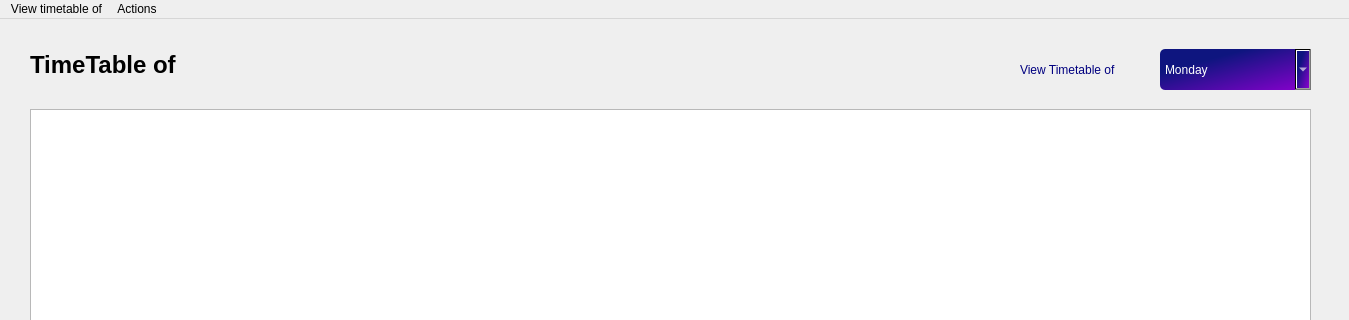
Before: the Qt Designer form timetable.ui in sarfarazunarr/school-management-software, drawn with Qt 5; both pictures show x 0 to 1349 and y 0 to 320 of the 1349 by 641 pixel window.
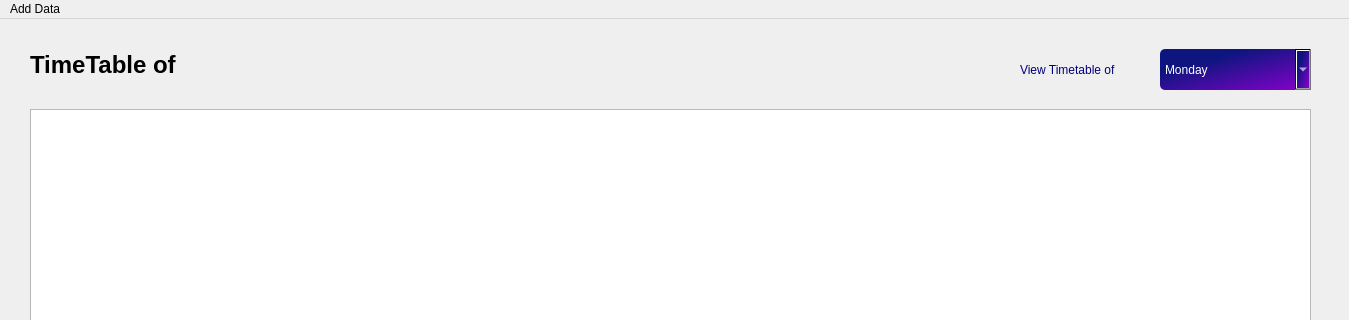
After: the same form once the commit is applied. Icons and pictures are not drawn.

What changed in the file:
```diff
--- a/timetable.ui
+++ b/timetable.ui
@@ -141,19 +141,13 @@
      <height>21</height>
     </rect>
    </property>
-   <widget class="QMenu" name="menuView_timetable_of">
+   <widget class="QMenu" name="menuAdd_Data">
     <property name="title">
-     <string>View timetable of</string>
-    </property>
-   </widget>
-   <widget class="QMenu" name="menuActions">
-    <property name="title">
-     <string>Actions</string>
+     <string>Add Data</string>
     </property>
     <addaction name="actionaddData"/>
    </widget>
-   <addaction name="menuView_timetable_of"/>
-   <addaction name="menuActions"/>
+   <addaction name="menuAdd_Data"/>
   </widget>
   <action name="actionaddData">
    <property name="checkable">
```
Left out of the diff: 8 changed lines with no effect on the pictures.
